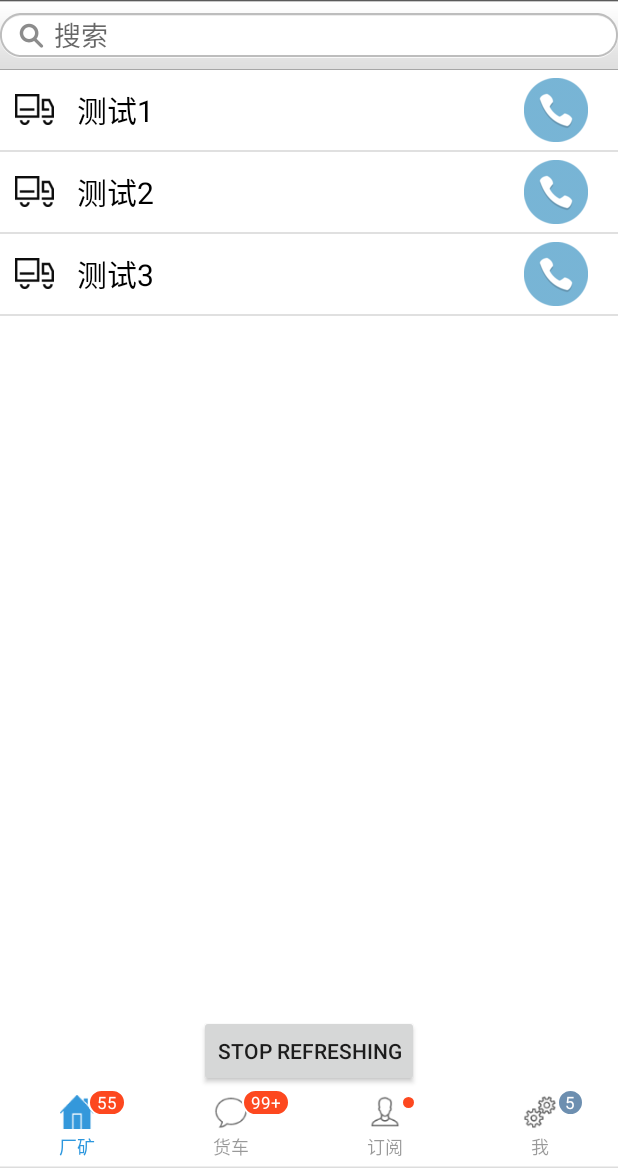
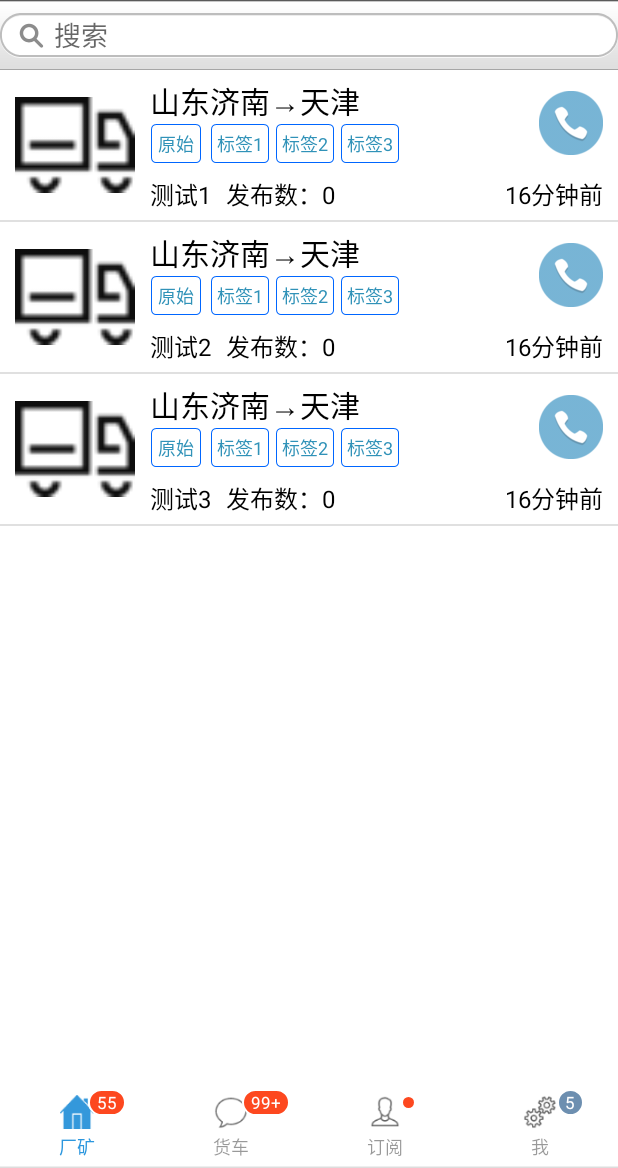
Before and after one commit to Dorm610/SuperMine, an Android app: the MainSuperMine screen opened directly, with no data from a screen before it, after a tap on "厂矿", on a phone screen of 412 x 824 dp, the part 68-1236 px from its top. Run offline under Robolectric (Android 15) with nearby library versions, the phone set to English and light mode, and no system bars; libraries missing offline, so code that uses them is left out: com.nineoldandroids.animation; 6 statements that could not run were skipped.

Commit message:
Add order list item.
add order list items.

```diff
--- a/app/src/main/java/com/cjkzy/cjkzy/supermine/MainSuperMine.java
+++ b/app/src/main/java/com/cjkzy/cjkzy/supermine/MainSuperMine.java
@@ -71,11 +71,7 @@ public class MainSuperMine extends AppCompatActivity {
 
         // 初始化左上角身份按钮
         roleBtn = (Button) findViewById(R.id.role_button);
-        if (null == roleBtn){
-            Log.d("role","roleBtn is null");
-        }else{
-            Log.d("role","roleBtn is not null");
-        }
+
         prepareRole();
 
 
--- a/app/src/main/java/com/cjkzy/cjkzy/supermine/OrderDetailActivity.java
+++ b/app/src/main/java/com/cjkzy/cjkzy/supermine/OrderDetailActivity.java
@@ -1,9 +1,15 @@
 package com.cjkzy.cjkzy.supermine;
 
 import android.app.Activity;
+import android.os.Bundle;
 
 /**
  * Created by CLEVO on 2015/12/29.
  */
 public class OrderDetailActivity extends Activity {
+
+    @Override
+    protected void onCreate(Bundle savedInstanceState) {
+        super.onCreate(savedInstanceState);
+    }
 }
--- a/app/src/main/java/com/cjkzy/cjkzy/supermine/data/Order.java
+++ b/app/src/main/java/com/cjkzy/cjkzy/supermine/data/Order.java
@@ -1,21 +1,23 @@
 package com.cjkzy.cjkzy.supermine.data;
 
 import java.io.Serializable;
+import java.util.ArrayList;
 import java.util.Date;
 
 public class Order implements Serializable
 {
 
-
-
-
     private static final long serialVersionUID = 3738319298768505925L;
 
-    private int value = 0;
+    private Date time = new Date();
 
-    private Date time;
+    private OrderState orderState;
+
+    private ArrayList<OrderTag> tagList = new ArrayList<OrderTag>();
 
     private String name = "";
+
+    private int publishNum = 0;
 
     private boolean isDone = false;
 
@@ -29,9 +31,28 @@ public class Order implements Serializable
         this.name = name;
     }
 
-    public void setValue(int value)
-    {
-        this.value = value;
+    public OrderState getOrderState() {
+        return orderState;
+    }
+
+    public void setOrderState(OrderState orderState) {
+        this.orderState = orderState;
+    }
+
+    public ArrayList<OrderTag> getTagList() {
+        return tagList;
+    }
+
+    public void setTagList(ArrayList<OrderTag> tagList) {
+        this.tagList = tagList;
+    }
+
+    public int getPublishNum() {
+        return publishNum;
+    }
+
+    public void setPublishNum(int publishNum) {
+        this.publishNum = publishNum;
     }
 
     public boolean isIsdone()
@@ -80,9 +101,6 @@ public class Order implements Serializable
         this.iconId = iconId;
     }
 
-
-
-
     public Date getEndTime()
     {
         return endTime;
--- /dev/null
+++ b/app/src/main/java/com/cjkzy/cjkzy/supermine/data/OrderState.java
@@ -0,0 +1,9 @@
+package com.cjkzy.cjkzy.supermine.data;
+
+import java.io.Serializable;
+
+/**
+ * Created by CLEVO on 2016/3/23.
+ */
+public class OrderState implements Serializable{
+}
--- /dev/null
+++ b/app/src/main/java/com/cjkzy/cjkzy/supermine/data/OrderTag.java
@@ -0,0 +1,14 @@
+package com.cjkzy.cjkzy.supermine.data;
+
+import java.io.Serializable;
+
+/**
+ * Created by CLEVO on 2016/3/23.
+ */
+public class OrderTag implements Serializable {
+    private String tagText = "";
+
+    public OrderTag(String text) {
+        this.tagText = text;
+    }
+}
--- a/app/src/main/java/com/cjkzy/cjkzy/supermine/fragments/FactoryFragment.java
+++ b/app/src/main/java/com/cjkzy/cjkzy/supermine/fragments/FactoryFragment.java
@@ -27,7 +27,6 @@ public class FactoryFragment extends Fragment {
 
     private CircleRefreshLayout mRefreshLayout;
     private ListView mList;
-    private Button mStop;
     public Activity activity;
     private List<Order> orders = null;
     private View v;
@@ -51,25 +50,12 @@ public class FactoryFragment extends Fragment {
 
         mRefreshLayout = (CircleRefreshLayout) v.findViewById(R.id.refresh_layout);
         mList = (ListView) v.findViewById(R.id.list);
-        mStop = (Button) v.findViewById(R.id.stop_refresh);
-
-
-        mStop.setOnClickListener(new View.OnClickListener() {
-            @Override
-            public void onClick(View v) {
-                mRefreshLayout.finishRefreshing();
-            }
-        });
 
         CircleRefreshLayout.OnCircleRefreshListener refreshListener;
         refreshListener = new CircleRefreshLayout.OnCircleRefreshListener() {
             @Override
             public void refreshing() {
                 // do something when refresh starts
-//                count++;
-//                FactoryFragment.this.addOrder(new Order("测试" + count));
-//                mRefreshLayout.finishRefreshing();
-//                Log.d("circle", "after Finishing.");
                 count++;
                 FactoryFragment.this.addOrder(new Order("测试" + count));
                 mRefreshLayout.finishRefreshing();
--- /dev/null
+++ b/app/src/main/java/com/cjkzy/cjkzy/supermine/fragments/MyTag.java
@@ -0,0 +1,54 @@
+package com.cjkzy.cjkzy.supermine.fragments;
+
+import android.content.Context;
+import android.content.res.TypedArray;
+import android.support.v4.content.ContextCompat;
+import android.util.AttributeSet;
+import android.util.TypedValue;
+import android.view.Gravity;
+import android.widget.LinearLayout;
+import android.widget.TextView;
+
+import com.cjkzy.cjkzy.supermine.R;
+
+/**
+ * Created by CLEVO on 2016/3/22.
+ */
+public class MyTag extends TextView {
+
+    public MyTag(Context context, String text) {
+        super(context);
+        this.setTextColor(ContextCompat.getColor(getContext(), R.color.tag_blue));
+        initMyTag();
+        this.setText(text);
+    }
+
+    public MyTag(Context context) {
+        super(context);
+        this.setTextColor(ContextCompat.getColor(getContext(), R.color.tag_blue));
+        initMyTag();
+        this.setText("测试");
+    }
+
+    public MyTag(Context context, AttributeSet attrs) {
+        super(context, attrs);
+        TypedArray ta = context.obtainStyledAttributes(attrs, R.styleable.MyTagView);
+        int color = ta.getColor(R.styleable.MyTagView_rect_color, ContextCompat.getColor(getContext(), R.color.tag_blue));
+        this.setTextColor(color);
+        ta.recycle();
+
+        initMyTag();
+        this.setText("test");
+    }
+
+    private void initMyTag() {
+        this.setPadding(5, 0, 5, 0);
+        this.setGravity(Gravity.CENTER);
+        this.setBackgroundResource(R.drawable.tag_bg);
+        this.setTextSize(TypedValue.COMPLEX_UNIT_SP, 12);
+        LinearLayout.LayoutParams lp = new LinearLayout.LayoutParams(LinearLayout.LayoutParams.WRAP_CONTENT, LinearLayout.LayoutParams.WRAP_CONTENT);
+        lp.setMargins(0, 0, 5, 0);
+        this.setLayoutParams(lp);
+    }
+
+}
--- a/app/src/main/java/com/cjkzy/cjkzy/supermine/fragments/OrderListAdapter.java
+++ b/app/src/main/java/com/cjkzy/cjkzy/supermine/fragments/OrderListAdapter.java
@@ -6,63 +6,71 @@ import android.view.View;
 import android.view.ViewGroup;
 import android.widget.ArrayAdapter;
 import android.widget.ImageView;
+import android.widget.LinearLayout;
 import android.widget.TextView;
+import android.widget.Toast;
 
 import com.cjkzy.cjkzy.supermine.R;
 import com.cjkzy.cjkzy.supermine.data.Order;
 
 import java.util.List;
 
-public class OrderListAdapter extends ArrayAdapter<Order>
-{
+public class OrderListAdapter extends ArrayAdapter<Order> {
 
     private int resourceId;
 
-    public OrderListAdapter(Context context, int textViewResourceId, List<Order> objects)
-    {
+    public OrderListAdapter(Context context, int textViewResourceId, List<Order> objects) {
         super(context, textViewResourceId, objects);
         resourceId = textViewResourceId;
     }
 
     @Override
-    public View getView(int position, View convertView, ViewGroup parent)
-    {
+    public View getView(int position, View convertView, ViewGroup parent) {
         Order order = getItem(position);
         View view;
         ViewHolder viewHolder;
-        if (null == convertView)
-        {
+        if (null == convertView) {
             view = LayoutInflater.from(getContext()).inflate(resourceId, null);
             viewHolder = new ViewHolder();
-            viewHolder.targetIcon = (ImageView) view.findViewById(R.id.target_icon);
-            viewHolder.targetText = (TextView) view.findViewById(R.id.target_name);
-            viewHolder.targetDone = (ImageView) view.findViewById(R.id.target_done);
+            viewHolder.publisherIcon = (ImageView) view.findViewById(R.id.publisher_iv);
+            viewHolder.orderTitle = (TextView) view.findViewById(R.id.publish_tv);
+            viewHolder.phoneIcon = (ImageView) view.findViewById(R.id.phone_iv);
+            viewHolder.publisherName = (TextView) view.findViewById(R.id.name_tv);
+            viewHolder.publishedNum = (TextView) view.findViewById(R.id.publishNum_tv);
+            viewHolder.publishedTime = (TextView) view.findViewById(R.id.publishTime_tv);
+            viewHolder.tagField = (LinearLayout) view.findViewById(R.id.tag_field);
             view.setTag(viewHolder);
-        }
-        else
-        {
+        } else {
             view = convertView;
             viewHolder = (ViewHolder) view.getTag();
         }
 
-        viewHolder.targetText.setText(order.toString());
+        for (int i = 1; i<=3; i++)
+        {
+            MyTag tag = new MyTag(getContext(), "标签"+i);
+            viewHolder.tagField.addView(tag);
+        }
 
-        viewHolder.targetDone.setTag(order);
-        viewHolder.targetDone.setOnClickListener(new View.OnClickListener()
-        {
+        viewHolder.publisherName.setText(order.toString());
+
+        viewHolder.phoneIcon.setTag(order);
+        viewHolder.phoneIcon.setOnClickListener(new View.OnClickListener() {
             @Override
-            public void onClick(View v)
-            {
+            public void onClick(View v) {
+                Toast.makeText(getContext(), "打电话", Toast.LENGTH_SHORT).show();
             }
         });
         return view;
     }
 
-    class ViewHolder
-    {
-        ImageView targetIcon;
-        TextView targetText;
-        ImageView targetDone;
+    class ViewHolder {
+        ImageView publisherIcon;
+        TextView orderTitle;
+        TextView publisherName;
+        TextView publishedNum;
+        LinearLayout tagField;
+        TextView publishedTime;
+        ImageView phoneIcon;
     }
 
 }
--- a/app/src/main/res/layout/main_tab_factory.xml
+++ b/app/src/main/res/layout/main_tab_factory.xml
@@ -49,11 +49,4 @@
 
     </LinearLayout>
 
-    <Button
-        android:id="@+id/stop_refresh"
-        android:layout_width="wrap_content"
-        android:layout_height="wrap_content"
-        android:layout_alignParentBottom="true"
-        android:layout_centerHorizontal="true"
-        android:text="Stop Refreshing" />
 </RelativeLayout>
--- a/app/src/main/res/layout/order_list_item.xml
+++ b/app/src/main/res/layout/order_list_item.xml
@@ -1,39 +1,135 @@
 <?xml version="1.0" encoding="utf-8"?>
 <LinearLayout xmlns:android="http://schemas.android.com/apk/res/android"
     android:layout_width="match_parent"
-    android:layout_height="match_parent" >
+    android:layout_height="wrap_content">
 
     <ImageView
-        android:id="@+id/target_icon"
+        android:id="@+id/publisher_iv"
         android:layout_width="wrap_content"
-        android:layout_height="wrap_content"
+        android:layout_height="80dp"
         android:layout_gravity="center"
-        android:layout_marginTop="5dip"
-        android:layout_marginBottom="5dip"
-        android:src="@drawable/icon_truck"
-        android:layout_marginLeft="10dp"/>
+        android:layout_marginBottom="10dp"
+        android:layout_marginLeft="10dp"
+        android:layout_marginTop="10dp"
+        android:maxHeight="80dp"
+        android:maxWidth="80dp"
+        android:minHeight="80dp"
+        android:minWidth="80dp"
+        android:src="@drawable/icon_truck" />
 
-    <TextView
-        android:id="@+id/target_name"
-        android:layout_width="0dp"
-        android:layout_height="wrap_content"
-        android:layout_weight="1"
-        android:layout_gravity="center"
-        android:layout_marginLeft="15dip"
-        android:layout_marginRight="15dip"
-        android:text="test"
-        android:textColor="#000"
-        android:textSize="20sp"
-         />
+    <LinearLayout
+        android:id="@+id/info_time_field"
+        android:layout_width="match_parent"
+        android:layout_height="match_parent"
+        android:layout_marginLeft="10dp"
+        android:layout_marginRight="10dp"
+        android:orientation="vertical">
 
-    <ImageView
-        android:id="@+id/target_done"
-        android:layout_width="wrap_content"
-        android:layout_height="wrap_content"
-        android:src="@drawable/icon_phone"
-        android:layout_gravity="center"
-        android:layout_marginTop="5dip"
-        android:layout_marginBottom="5dip"
-        android:layout_marginRight="20dp" />
+        <LinearLayout
+            android:id="@+id/info_field"
+            android:layout_width="match_parent"
+            android:layout_height="match_parent"
+            android:layout_weight="1"
+            android:orientation="horizontal">
+
+            <LinearLayout
+                android:id="@+id/text_field"
+                android:layout_width="wrap_content"
+                android:layout_height="match_parent"
+                android:layout_weight="1"
+                android:orientation="vertical"
+                android:weightSum="1">
+
+                <TextView
+                    android:id="@+id/textView"
+                    android:layout_width="wrap_content"
+                    android:layout_height="wrap_content"
+                    android:layout_marginTop="5dp"
+                    android:maxLines="1"
+                    android:text="山东济南→天津"
+                    android:textColor="@color/text_black"
+                    android:textSize="20sp" />
+
+                <LinearLayout
+                    android:id="@+id/tag_field"
+                    android:layout_width="match_parent"
+                    android:layout_height="wrap_content"
+                    android:layout_weight="1"
+                    android:orientation="horizontal">
+
+                    <TextView
+                        android:layout_width="wrap_content"
+                        android:layout_height="wrap_content"
+                        android:layout_marginRight="5dp"
+                        android:background="@drawable/tag_bg"
+                        android:gravity="center"
+                        android:paddingLeft="5dp"
+                        android:paddingRight="5dp"
+                        android:text="原始"
+                        android:textColor="@color/tag_blue"
+                        android:textSize="12sp" />
+
+                </LinearLayout>
+            </LinearLayout>
+
+            <ImageView
+                android:id="@+id/phone_iv"
+                android:layout_width="wrap_content"
+                android:layout_height="wrap_content"
+                android:layout_gravity="center_vertical"
+                android:src="@drawable/icon_phone" />
+        </LinearLayout>
+
+        <LinearLayout
+            android:id="@+id/name_field"
+            android:layout_width="match_parent"
+            android:layout_height="wrap_content"
+            android:layout_marginBottom="5dp"
+            android:orientation="horizontal">
+
+            <TextView
+                android:id="@+id/name_tv"
+                android:layout_width="wrap_content"
+                android:layout_height="wrap_content"
+                android:text="Name"
+                android:textColor="@color/text_black"
+                android:textSize="16sp" />
+
+            <TextView
+                android:id="@+id/publish_tv"
+                android:layout_width="wrap_content"
+                android:layout_height="wrap_content"
+                android:layout_marginLeft="10dp"
+                android:text="发布数："
+                android:textColor="@color/text_black"
+                android:textSize="16sp" />
+
+            <TextView
+                android:id="@+id/publishNum_tv"
+                android:layout_width="wrap_content"
+                android:layout_height="wrap_content"
+                android:text="0"
+                android:textColor="@color/text_black"
+                android:textSize="16sp" />
+
+            <TextView
+                android:id="@+id/blank"
+                android:layout_width="wrap_content"
+                android:layout_height="wrap_content"
+                android:layout_weight="1"
+                android:textColor="@color/text_black"
+                android:textSize="16sp" />
+
+            <TextView
+                android:id="@+id/publishTime_tv"
+                android:layout_width="wrap_content"
+                android:layout_height="wrap_content"
+                android:text="16分钟前"
+                android:textColor="@color/text_black"
+                android:textSize="16sp" />
+
+        </LinearLayout>
+
+    </LinearLayout>
 
 </LinearLayout>
--- /dev/null
+++ b/app/src/main/res/values/attrs.xml
@@ -0,0 +1,6 @@
+<?xml version="1.0" encoding="utf-8"?>
+<resources>
+    <declare-styleable name="MyTagView">
+        <attr name="rect_color" format="color"/>
+    </declare-styleable>
+</resources>
--- a/app/src/main/res/values/colors.xml
+++ b/app/src/main/res/values/colors.xml
@@ -2,4 +2,6 @@
 <resources>
     <color name="cyan">#00a2e8</color>
     <color name="light_cyan">#99d9ea</color>
+    <color name="tag_blue">#3092b8</color>
+    <color name="text_black">#000000</color>
 </resources>
```
Also changed, not shown: app/src/main/res/drawable-hdpi/tag_bg.9.png (added).
